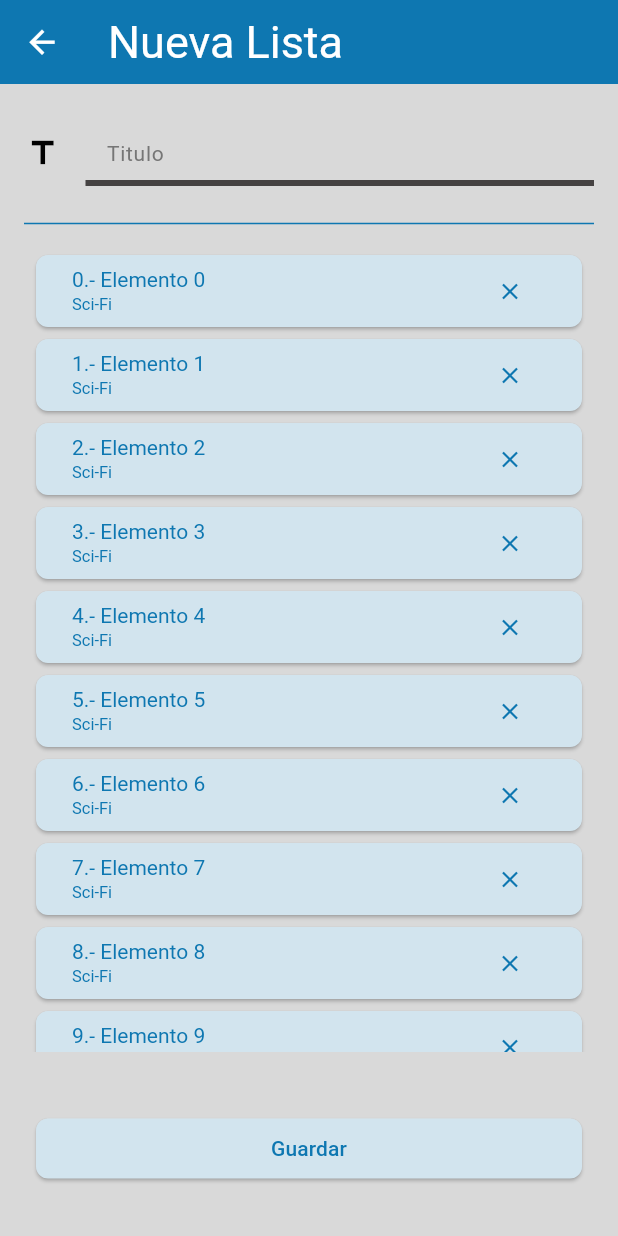
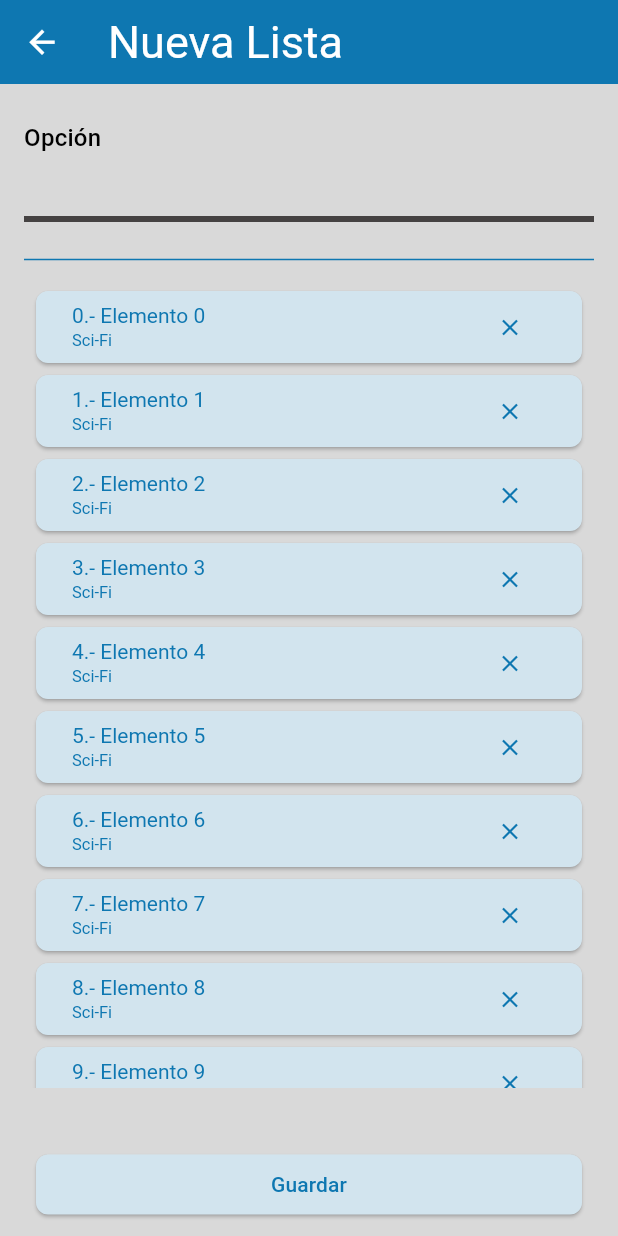
Before and after one commit to 74Emmanuel47/randomizer, a Flutter app: the NewList screen opened directly, on a phone screen of 412 x 824 dp. Run offline on Flutter 3.47's test engine with Material 3 defaults, Android fonts, the phone set to English and light mode, and no system bars; our stand-ins replace another_flutter_splash_screen, google_fonts, shared_preferences; accounts and stored records are empty; Roboto replaces fonts that are missing (Electrolize).

Commit message:
New List Screen modified

```diff
--- a/lib/New_List_Screen.dart
+++ b/lib/New_List_Screen.dart
@@ -1,5 +1,6 @@
 import 'package:flutter/material.dart';
-import 'package:randomizer/templates/Molecules/InputGn.dart';
+import 'package:randomizer/templates/Molecules/Input_Gn.dart';
+import 'package:randomizer/templates/Molecules/Input_Gn_T2.dart';
 import 'package:randomizer/templates/Molecules/List_Item.dart';
 
 class NewList extends StatefulWidget {
@@ -10,8 +11,6 @@ class NewList extends StatefulWidget {
 }
 
 class _NewList extends State<NewList> {
-  bool focusTFF = false;
-
   @override
   Widget build(BuildContext context) {
     return Scaffold(
@@ -24,7 +23,13 @@ class _NewList extends State<NewList> {
       body: Form(
         child: Column(
           children: [
-            const InputGn(hint: "Titulo"),
+            Container(
+              margin: const EdgeInsets.symmetric(
+                vertical: 24.0,
+                horizontal: 16.0,
+              ),
+              child: const InputGnT2(title: "Opción", hint: ""),
+            ),
             Container(
               margin: const EdgeInsets.symmetric(
                 horizontal: 16,
--- a/lib/Themes/Themes.dart
+++ b/lib/Themes/Themes.dart
@@ -126,6 +126,11 @@ ThemeData lightTheme = ThemeData(
     headlineMedium: GoogleFonts.electrolize(
       fontSize: 14,
       color: const Color(0xff0E77B1),
+    ),
+
+    titleMedium: GoogleFonts.electrolize(
+      fontSize: 16,
+      color: Colors.black,
     ),
 
     //Subtitle in a card
--- a/lib/templates/Molecules/InputGn.dart
+++ b/lib/templates/Molecules/Input_Gn.dart
@@ -20,11 +20,6 @@ class _InputGn extends State<InputGn> {
           focusTFF = value;
         });
       },
-      child: Container(
-        margin: const EdgeInsets.symmetric(
-          vertical: 24.0,
-          horizontal: 16.0,
-        ),
       child: TextFormField(
         decoration: InputDecoration(
           hintText: widget.hint,
@@ -35,7 +30,6 @@ class _InputGn extends State<InputGn> {
           ),
         ),
       ),
-      ),
     );
   }
 }
--- /dev/null
+++ b/lib/templates/Molecules/Input_Gn_T2.dart
@@ -0,0 +1,34 @@
+import 'package:flutter/material.dart';
+
+class InputGnT2 extends StatefulWidget {
+  const InputGnT2({super.key, required this.title, required this.hint});
+
+  final String title;
+  final String hint;
+
+  @override
+  State<InputGnT2> createState() => _InputGnT2();
+}
+
+class _InputGnT2 extends State<InputGnT2> {
+  @override
+  Widget build(BuildContext context) {
+    return Focus(
+      onFocusChange: (value) {},
+      child: Column(
+        crossAxisAlignment: CrossAxisAlignment.start,
+        children: [
+          Text(
+            widget.title,
+            style: Theme.of(context).textTheme.titleMedium,
+          ),
+          TextFormField(
+            decoration: InputDecoration(
+              hintText: widget.hint,
+            ),
+          ),
+        ],
+      ),
+    );
+  }
+}
```
Also changed, not shown: lib/templates/Molecules/Empty_List.dart (renamed from lib/templates/Molecules/emptyList.dart). Lines whose indentation alone changed are shown as unchanged.
